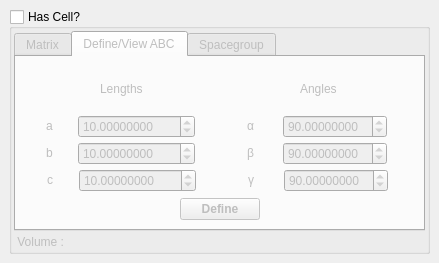
Above: branches/nugui/src/gui/celldefinition.ui from trisyoungs/aten before the change. Below: the same form after it.
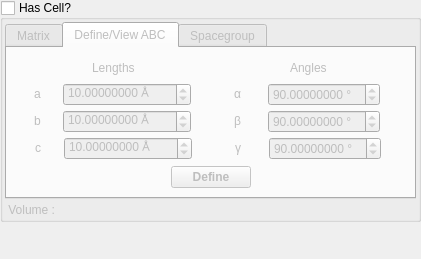
That is the form after the change. The open tabs and pages were chosen to show the change. Icons and pictures are not drawn.

```diff
--- a/branches/nugui/src/gui/celldefinition.ui
+++ b/branches/nugui/src/gui/celldefinition.ui
@@ -6,8 +6,8 @@
    <rect>
     <x>0</x>
     <y>0</y>
-    <width>288</width>
-    <height>263</height>
+    <width>270</width>
+    <height>259</height>
    </rect>
   </property>
   <property name="windowIcon">
@@ -19,6 +19,9 @@
   </property>
   <widget class="QWidget" name="dockWidgetContents">
    <layout class="QVBoxLayout" name="verticalLayout_4">
+    <property name="margin">
+     <number>0</number>
+    </property>
     <item>
      <widget class="QGroupBox" name="CellDefinitionGroup">
       <property name="title">
@@ -330,7 +333,7 @@
              <item>
               <layout class="QHBoxLayout" name="_2">
                <property name="spacing">
-                <number>4</number>
+                <number>0</number>
                </property>
                <property name="margin">
                 <number>0</number>
@@ -415,6 +418,9 @@
                        <verstretch>0</verstretch>
                       </sizepolicy>
                      </property>
+                     <property name="suffix">
+                      <string> Å</string>
+                     </property>
                      <property name="decimals">
                       <number>8</number>
                      </property>
@@ -457,6 +463,9 @@
                        <verstretch>0</verstretch>
                       </sizepolicy>
                      </property>
+                     <property name="suffix">
+                      <string> Å</string>
+                     </property>
                      <property name="decimals">
                       <number>8</number>
                      </property>
@@ -499,6 +508,9 @@
                        <verstretch>0</verstretch>
                       </sizepolicy>
                      </property>
+                     <property name="suffix">
+                      <string> Å</string>
+                     </property>
                      <property name="decimals">
                       <number>8</number>
                      </property>
@@ -597,6 +609,9 @@
                        <verstretch>0</verstretch>
                       </sizepolicy>
                      </property>
+                     <property name="suffix">
+                      <string> °</string>
+                     </property>
                      <property name="decimals">
                       <number>8</number>
                      </property>
@@ -642,6 +657,9 @@
                        <verstretch>0</verstretch>
                       </sizepolicy>
                      </property>
+                     <property name="suffix">
+                      <string> °</string>
+                     </property>
                      <property name="decimals">
                       <number>8</number>
                      </property>
@@ -687,6 +705,9 @@
                        <verstretch>0</verstretch>
                       </sizepolicy>
                      </property>
+                     <property name="suffix">
+                      <string> °</string>
+                     </property>
                      <property name="decimals">
                       <number>8</number>
                      </property>
@@ -935,6 +956,19 @@
       </layout>
      </widget>
     </item>
+    <item>
+     <spacer name="verticalSpacer_2">
+      <property name="orientation">
+       <enum>Qt::Vertical</enum>
+      </property>
+      <property name="sizeHint" stdset="0">
+       <size>
+        <width>20</width>
+        <height>0</height>
+       </size>
+      </property>
+     </spacer>
+    </item>
    </layout>
   </widget>
  </widget>
```
Left out of the diff: 17 changed lines with no effect on the pictures.
